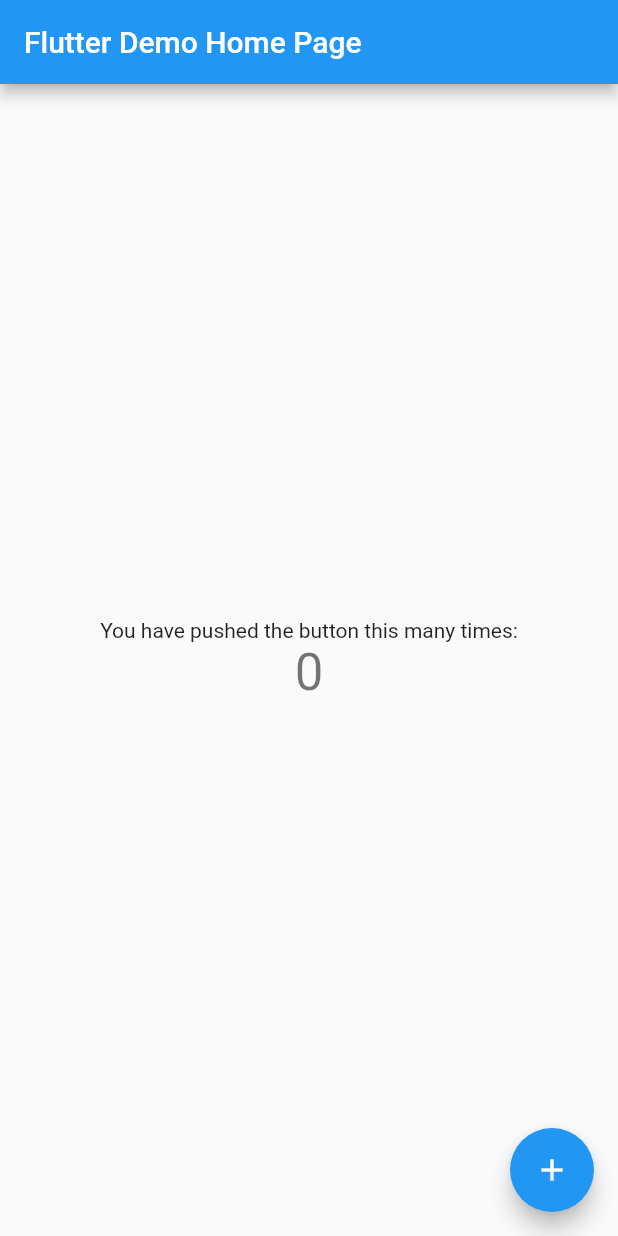
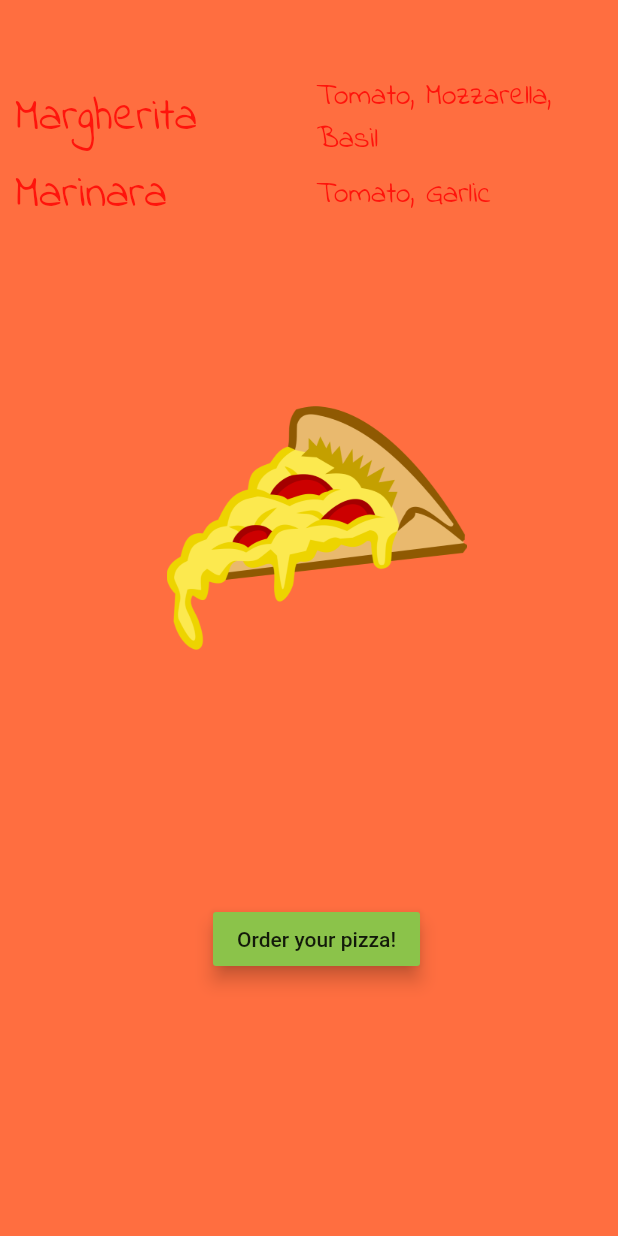
Before and after one commit to BolajiOlajide/flutter_pizza, a Flutter app: the screen it shows after launch, on a phone screen of 412 x 824 dp. Run offline on Flutter 3.47's test engine with Material 2 defaults, Android fonts, the phone set to English and light mode, and no system bars.

Commit message:
add basic pizza ui

```diff
--- a/lib/main.dart
+++ b/lib/main.dart
@@ -1,109 +1,8 @@
 import 'package:flutter/material.dart';
+import './ui/home.dart';
 
-void main() => runApp(MyApp());
-
-class MyApp extends StatelessWidget {
-  // This widget is the root of your application.
-  @override
-  Widget build(BuildContext context) {
-    return MaterialApp(
-      title: 'Flutter Demo',
-      theme: ThemeData(
-        // This is the theme of your application.
-        //
-        // Try running your application with "flutter run". You'll see the
-        // application has a blue toolbar. Then, without quitting the app, try
-        // changing the primarySwatch below to Colors.green and then invoke
-        // "hot reload" (press "r" in the console where you ran "flutter run",
-        // or press Run > Flutter Hot Reload in IntelliJ). Notice that the
-        // counter didn't reset back to zero; the application is not restarted.
-        primarySwatch: Colors.blue,
-      ),
-      home: MyHomePage(title: 'Flutter Demo Home Page'),
-    );
-  }
-}
-
-class MyHomePage extends StatefulWidget {
-  MyHomePage({Key key, this.title}) : super(key: key);
-
-  // This widget is the home page of your application. It is stateful, meaning
-  // that it has a State object (defined below) that contains fields that affect
-  // how it looks.
-
-  // This class is the configuration for the state. It holds the values (in this
-  // case the title) provided by the parent (in this case the App widget) and
-  // used by the build method of the State. Fields in a Widget subclass are
-  // always marked "final".
-
-  final String title;
-
-  @override
-  _MyHomePageState createState() => _MyHomePageState();
-}
-
-class _MyHomePageState extends State<MyHomePage> {
-  int _counter = 0;
-
-  void _incrementCounter() {
-    setState(() {
-      // This call to setState tells the Flutter framework that something has
-      // changed in this State, which causes it to rerun the build method below
-      // so that the display can reflect the updated values. If we changed
-      // _counter without calling setState(), then the build method would not be
-      // called again, and so nothing would appear to happen.
-      _counter++;
-    });
-  }
-
-  @override
-  Widget build(BuildContext context) {
-    // This method is rerun every time setState is called, for instance as done
-    // by the _incrementCounter method above.
-    //
-    // The Flutter framework has been optimized to make rerunning build methods
-    // fast, so that you can just rebuild anything that needs updating rather
-    // than having to individually change instances of widgets.
-    return Scaffold(
-      appBar: AppBar(
-        // Here we take the value from the MyHomePage object that was created by
-        // the App.build method, and use it to set our appbar title.
-        title: Text(widget.title),
-      ),
-      body: Center(
-        // Center is a layout widget. It takes a single child and positions it
-        // in the middle of the parent.
-        child: Column(
-          // Column is also layout widget. It takes a list of children and
-          // arranges them vertically. By default, it sizes itself to fit its
-          // children horizontally, and tries to be as tall as its parent.
-          //
-          // Invoke "debug paint" (press "p" in the console where you ran
-          // "flutter run", or select "Toggle Debug Paint" from the Flutter tool
-          // window in IntelliJ) to see the wireframe for each widget.
-          //
-          // Column has various properties to control how it sizes itself and
-          // how it positions its children. Here we use mainAxisAlignment to
-          // center the children vertically; the main axis here is the vertical
-          // axis because Columns are vertical (the cross axis would be
-          // horizontal).
-          mainAxisAlignment: MainAxisAlignment.center,
-          children: <Widget>[
-            Text(
-              'You have pushed the button this many times:',
-            ),
-            Text(
-              '$_counter',
-              style: Theme.of(context).textTheme.display1,
-            ),
-          ],
-        ),
-      ),
-      floatingActionButton: FloatingActionButton(
-        onPressed: _incrementCounter,
-        tooltip: 'Increment',
-        child: Icon(Icons.add),
-      ), // This trailing comma makes auto-formatting nicer for build methods.
-    );
-  }
-}
+void main() => runApp(MaterialApp(
+  debugShowCheckedModeBanner: false,
+  title: "Simple Layouts",
+  home: new Home()
+));
--- /dev/null
+++ b/lib/ui/button.dart
@@ -0,0 +1,35 @@
+import 'package:flutter/material.dart';
+
+class OrderButton extends StatelessWidget {
+  @override
+  Widget build(BuildContext context) {
+    var button = Container(
+      margin: EdgeInsets.only(top: 50.0),
+      child: RaisedButton(
+        child: Text('Order your pizza!'),
+        color: Colors.lightGreen,
+        elevation: 5.0,
+        onPressed: () { // if you omit the onPressed method, the button will be flat
+          order(context);
+        },
+      )
+    );
+
+    return button;
+  }
+
+  void order(BuildContext context) {
+    var alert = AlertDialog(
+      title: Text('Order completed'),
+      content: Text('Thanks for your order'),
+    );
+
+    showDialog(
+      context: context,
+      // builder: (BuildContext context) {
+      //   return alert;
+      // }
+      builder: (BuildContext context) => alert
+    );
+  }
+}
--- /dev/null
+++ b/lib/ui/home.dart
@@ -0,0 +1,74 @@
+import 'package:flutter/material.dart';
+import './pizzaImage.dart';
+import './button.dart';
+
+class Home extends StatelessWidget {
+  @override
+  Widget build(BuildContext context) {
+    // return Container(
+    //   alignment: Alignment.center,
+    //   color: Colors.deepOrangeAccent,
+    //   child: Text("Pizza", textDirection: TextDirection.ltr,)
+    // );
+    return Center(
+      child: Container(
+          alignment: Alignment.center,
+          color: Colors.deepOrangeAccent,
+          /* width: 192.0,
+          height: 96.0, */
+          // margin: EdgeInsets.all(60.0), # apply margin to all sides
+          // margin: EdgeInsets.only(left:50.0), // adds margin to only the left
+          padding: EdgeInsets.only(top: 50.0, left: 10.0),
+          child: Column(
+            children: <Widget>[
+              Row(
+                children: <Widget>[
+                  Expanded(
+                    child: Text("Margherita",
+                        textDirection: TextDirection.ltr,
+                        style: TextStyle(
+                            fontSize: 30.0,
+                            decoration: TextDecoration.none,
+                            fontFamily: 'IndieFlower',
+                            fontWeight: FontWeight.w400)),
+                  ),
+                  Expanded(
+                    child: Text("Tomato, Mozzarella, Basil",
+                        textDirection: TextDirection.ltr,
+                        style: TextStyle(
+                            fontSize: 20.0,
+                            decoration: TextDecoration.none,
+                            fontFamily: 'IndieFlower',
+                            fontWeight: FontWeight.w400)),
+                  ),
+                ],
+              ),
+              Row(
+                children: <Widget>[
+                  Expanded(
+                    child: Text("Marinara",
+                        textDirection: TextDirection.ltr,
+                        style: TextStyle(
+                            fontSize: 30.0,
+                            decoration: TextDecoration.none,
+                            fontFamily: 'IndieFlower',
+                            fontWeight: FontWeight.w400)),
+                  ),
+                  Expanded(
+                    child: Text("Tomato, Garlic",
+                        textDirection: TextDirection.ltr,
+                        style: TextStyle(
+                            fontSize: 20.0,
+                            decoration: TextDecoration.none,
+                            fontFamily: 'IndieFlower',
+                            fontWeight: FontWeight.w400)),
+                  ),
+                ],
+              ),
+              PizzaImageWidget(),
+              OrderButton()
+            ],
+          )),
+    );
+  }
+}
--- /dev/null
+++ b/lib/ui/pizzaImage.dart
@@ -0,0 +1,15 @@
+import 'package:flutter/material.dart';
+
+class PizzaImageWidget extends StatelessWidget {
+  @override
+  Widget build(BuildContext context) {
+    AssetImage pizzaAsset = AssetImage('images/Pizza-Slice-in-Tango-Colors.png');
+    Image image = Image(
+      image: pizzaAsset,
+      width: 200.0,
+      height: 400.0
+    );
+    return Container(child: image);
+  }
+
+}
```
Also changed, not shown: pubspec.yaml (+12 -14 lines), fonts/IndieFlower.ttf (added), fonts/KoHo-Bold.ttf (added), fonts/KoHo-BoldItalic.ttf (added), fonts/KoHo-ExtraLight.ttf (added), fonts/KoHo-ExtraLightItalic.ttf (added), fonts/KoHo-Italic.ttf (added), fonts/KoHo-Light.ttf (added), fonts/KoHo-LightItalic.ttf (added), fonts/KoHo-Medium.ttf (added), fonts/KoHo-MediumItalic.ttf (added), fonts/KoHo-Regular.ttf (added), fonts/KoHo-SemiBold.ttf (added), fonts/KoHo-SemiBoldItalic.ttf (added), 1 more files, 1 other file.
